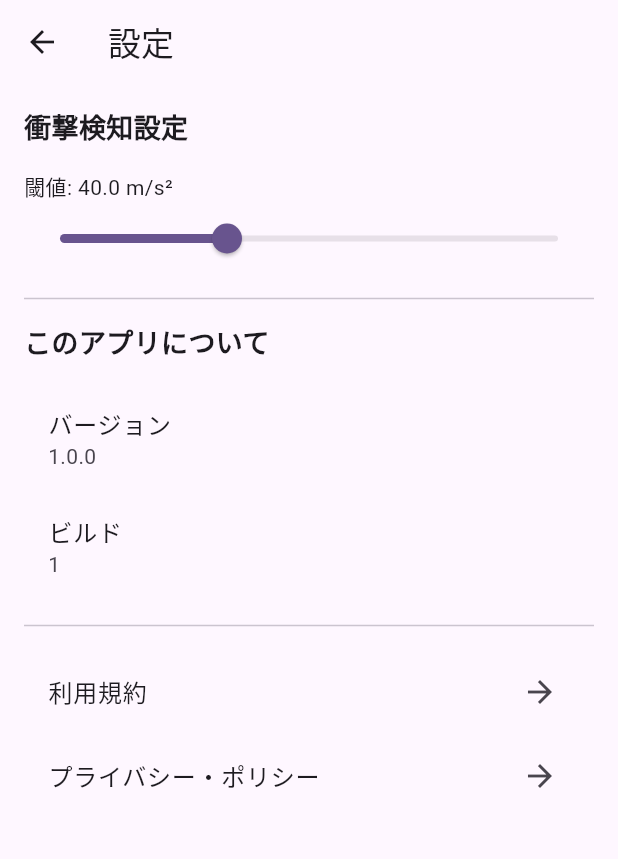
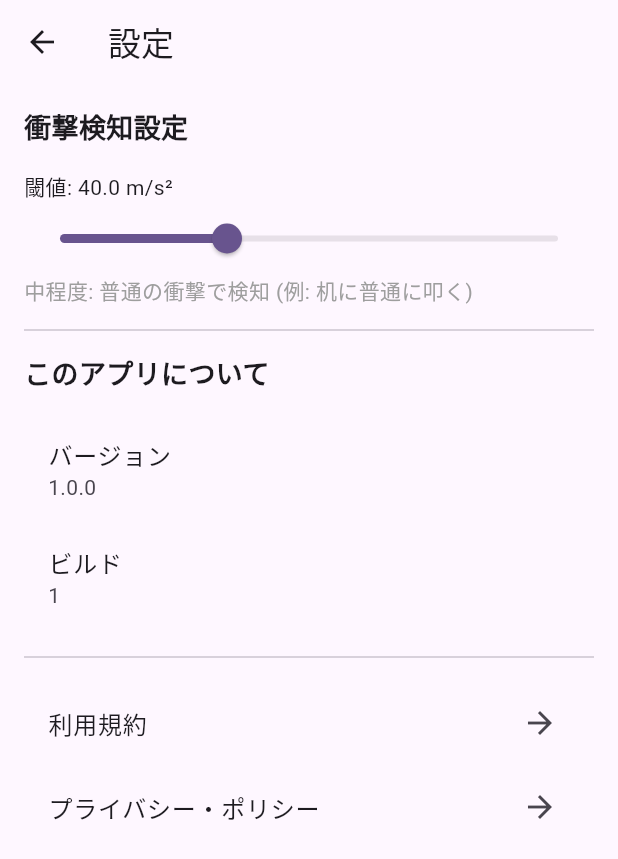
Before and after one commit to ichihara-yamato/dondameyo, a Flutter app: the screen it shows after launch, after a tap on "設定", on a phone screen of 412 x 824 dp. Shown: the top 859 px of the screen. Run offline on Flutter 3.47's test engine with Material 3 defaults, Android fonts, the phone set to English and light mode, and no system bars; our stand-ins replace audioplayers, package_info_plus, sensors_plus, shared_preferences.

Commit message:
スライダーの下に閾値の解説文を追加

```diff
--- a/lib/main.dart
+++ b/lib/main.dart
@@ -321,6 +321,14 @@ class _SettingsPageState extends State<SettingsPage> {
               widget.onThresholdChanged(value);
             },
           ),
+          Text(
+            threshold < 30
+                ? '低い: 軽い衝撃でも検知 (例: 机に軽く置く)'
+                : threshold < 60
+                    ? '中程度: 普通の衝撃で検知 (例: 机に普通に叩く)'
+                    : '高い: 強い衝撃のみ検知 (例: 机に強く叩く)',
+            style: const TextStyle(fontSize: 14, color: Colors.grey),
+          ),
           const Divider(height: 32),
           const Text(
             'このアプリについて',
```
